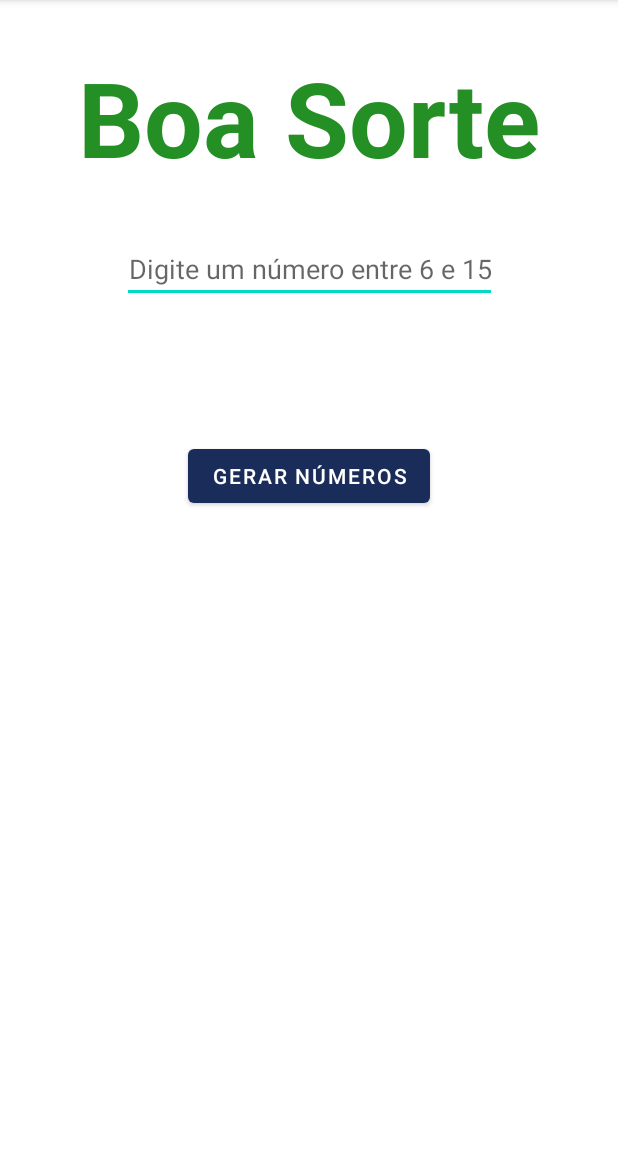
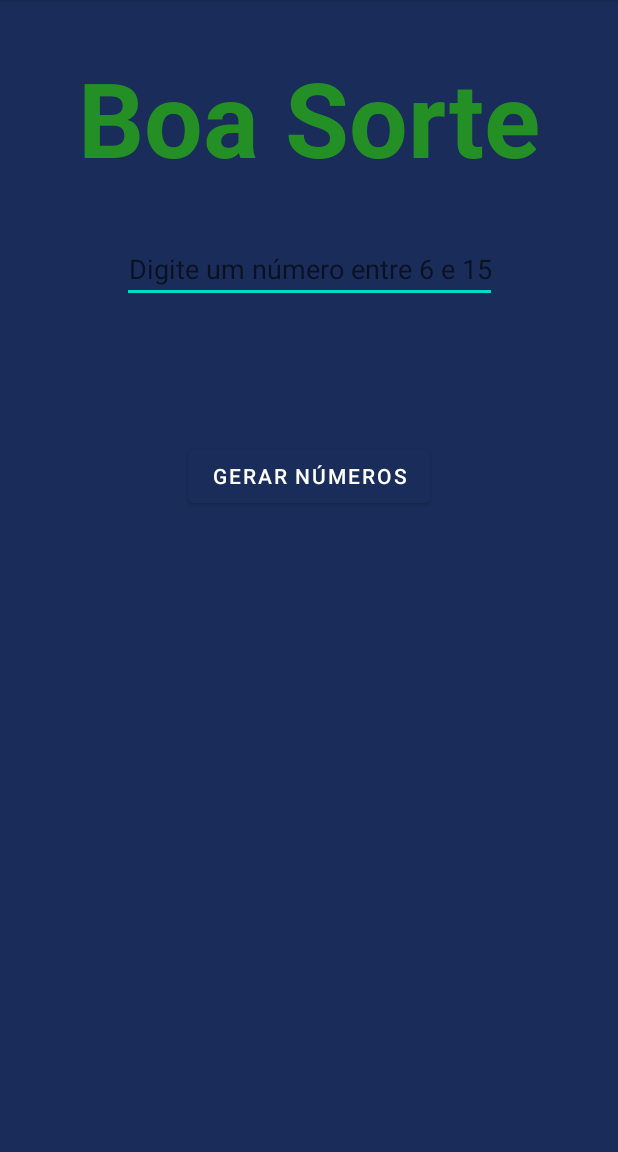
Before and after one commit to EduardoDenis/Sorteio-Mega-Sena, an Android app: the screen it shows after launch (MainActivity), on a phone screen of 412 x 824 dp, the part 84-1236 px from its top. Run offline under Robolectric (Android 15) with nearby library versions, the phone set to English and light mode, and no system bars.

Commit message:
cor de fundo code

```diff
--- a/app/src/main/res/layout/activity_main.xml
+++ b/app/src/main/res/layout/activity_main.xml
@@ -4,6 +4,7 @@
     xmlns:tools="http://schemas.android.com/tools"
     android:layout_width="match_parent"
     android:layout_height="match_parent"
+    android:background="@color/login"
     tools:context=".MainActivity">
 
 
```
